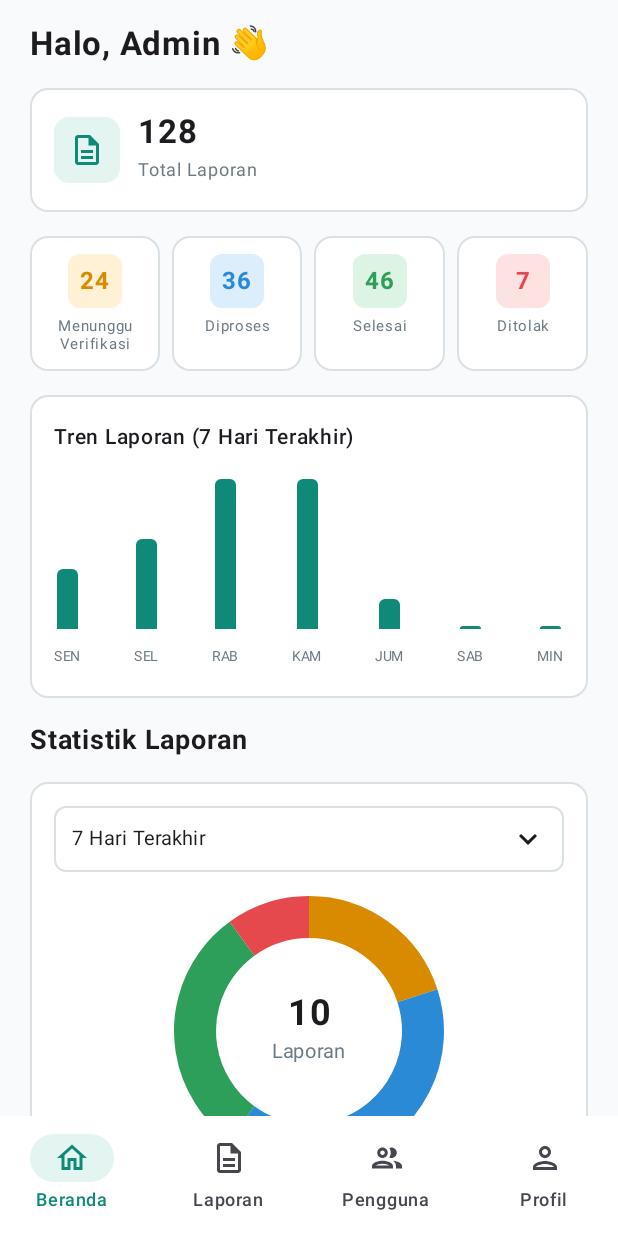
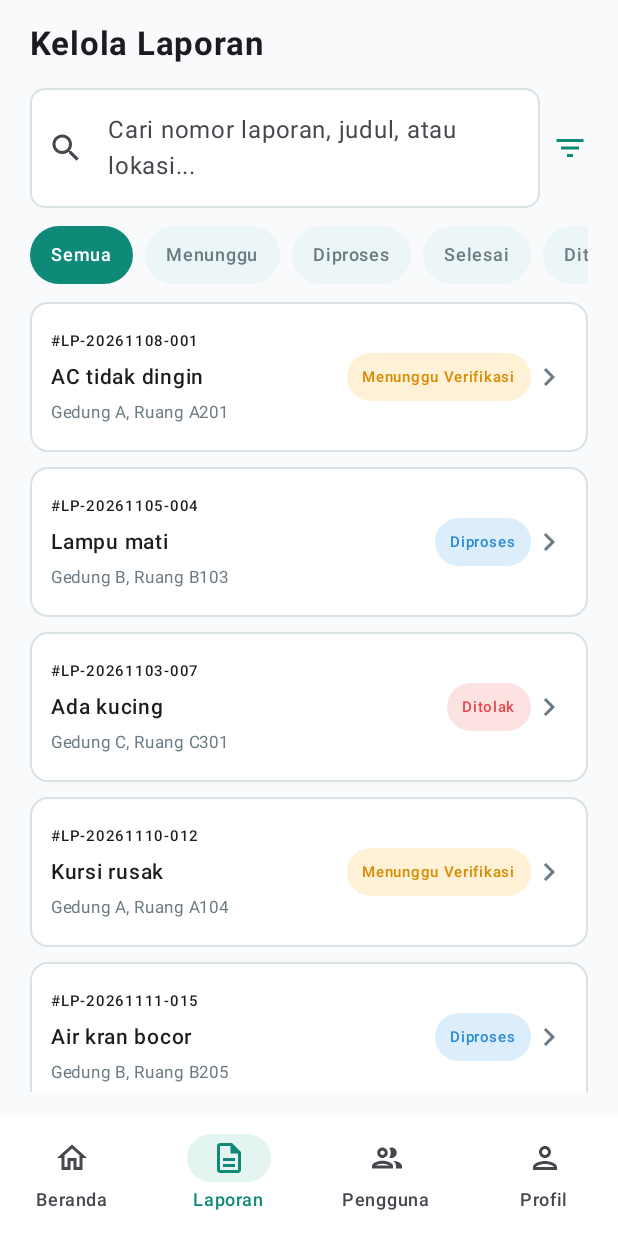
Before and after one commit to AgnesSihombing/TUBES-PEMOGRAMAN-MOBILE, an Android app built with Jetpack Compose: the screen it shows after launch (MainActivity), on a phone screen of 412 x 824 dp. Run offline under Robolectric (Android 15) with nearby library versions, the phone set to English and light mode, and no system bars.

Commit message:
feat(admin): tambah layar daftar laporan

```diff
--- a/app/src/main/java/com/sigap/mobile/MainActivity.kt
+++ b/app/src/main/java/com/sigap/mobile/MainActivity.kt
@@ -7,7 +7,6 @@ import androidx.activity.enableEdgeToEdge
 import com.sigap.mobile.ui.admin.dashboard.DashboardScreen
 import com.sigap.mobile.ui.admin.laporan.LaporanListScreen
 import com.sigap.mobile.ui.admin.login.AdminLoginScreen
-import com.sigap.mobile.ui.admin.dashboard.DashboardScreen
 import com.sigap.mobile.ui.theme.SIGAPTheme
 
 class MainActivity : ComponentActivity() {
@@ -17,7 +16,7 @@ class MainActivity : ComponentActivity() {
         // setContent = titik awal UI Compose
         setContent {
             SIGAPTheme {
-                DashboardScreen()
+                LaporanListScreen()
             }
         }
     }
--- /dev/null
+++ b/app/src/main/java/com/sigap/mobile/data/model/Laporan.kt
@@ -0,0 +1,17 @@
+package com.sigap.mobile.data.model
+
+// Status laporan. Nama dan labelnya harus disepakati dengan tim (FE mahasiswa & BE).
+enum class LaporanStatus(val label: String) {
+    MenungguVerifikasi("Menunggu Verifikasi"),
+    Diproses("Diproses"),
+    Selesai("Selesai"),
+    Ditolak("Ditolak")
+}
+
+// Satu data laporan. Nanti diisi dari Firebase.
+data class Laporan(
+    val id: String,
+    val judul: String,
+    val lokasi: String,
+    val status: LaporanStatus
+)
--- /dev/null
+++ b/app/src/main/java/com/sigap/mobile/ui/admin/laporan/LaporanListScreen.kt
@@ -0,0 +1,186 @@
+package com.sigap.mobile.ui.admin.laporan
+
+import androidx.compose.foundation.background
+import androidx.compose.foundation.border
+import androidx.compose.foundation.clickable
+import androidx.compose.foundation.horizontalScroll
+import androidx.compose.foundation.layout.Arrangement
+import androidx.compose.foundation.layout.Column
+import androidx.compose.foundation.layout.Row
+import androidx.compose.foundation.layout.Spacer
+import androidx.compose.foundation.layout.fillMaxSize
+import androidx.compose.foundation.layout.fillMaxWidth
+import androidx.compose.foundation.layout.padding
+import androidx.compose.foundation.layout.width
+import androidx.compose.foundation.lazy.LazyColumn
+import androidx.compose.foundation.lazy.items
+import androidx.compose.foundation.rememberScrollState
+import androidx.compose.foundation.shape.RoundedCornerShape
+import androidx.compose.material.icons.Icons
+import androidx.compose.material.icons.outlined.ChevronRight
+import androidx.compose.material.icons.outlined.FilterList
+import androidx.compose.material.icons.outlined.Search
+import androidx.compose.material3.Icon
+import androidx.compose.material3.MaterialTheme
+import androidx.compose.material3.Scaffold
+import androidx.compose.material3.Text
+import androidx.compose.runtime.Composable
+import androidx.compose.runtime.getValue
+import androidx.compose.runtime.mutableStateOf
+import androidx.compose.runtime.remember
+import androidx.compose.runtime.setValue
+import androidx.compose.ui.Alignment
+import androidx.compose.ui.Modifier
+import androidx.compose.ui.graphics.Color
+import androidx.compose.ui.text.font.FontWeight
+import androidx.compose.ui.tooling.preview.Preview
+import androidx.compose.ui.unit.dp
+import androidx.compose.ui.unit.sp
+import com.sigap.mobile.data.model.Laporan
+import com.sigap.mobile.data.model.LaporanStatus
+import com.sigap.mobile.ui.components.AdminBottomBar
+import com.sigap.mobile.ui.components.AdminTab
+import com.sigap.mobile.ui.components.SigapTextField
+import com.sigap.mobile.ui.components.StatusChip
+import com.sigap.mobile.ui.theme.SIGAPTheme
+import com.sigap.mobile.ui.theme.SigapTextSecondary
+
+// Data dummy. Nanti diganti data dari Firebase.
+private val dummyLaporan = listOf(
+    Laporan("#LP-20261108-001", "AC tidak dingin", "Gedung A, Ruang A201", LaporanStatus.MenungguVerifikasi),
+    Laporan("#LP-20261105-004", "Lampu mati", "Gedung B, Ruang B103", LaporanStatus.Diproses),
+    Laporan("#LP-20261103-007", "Ada kucing", "Gedung C, Ruang C301", LaporanStatus.Ditolak),
+    Laporan("#LP-20261110-012", "Kursi rusak", "Gedung A, Ruang A104", LaporanStatus.MenungguVerifikasi),
+    Laporan("#LP-20261111-015", "Air kran bocor", "Gedung B, Ruang B205", LaporanStatus.Diproses),
+    Laporan("#LP-20261112-018", "Lift tidak berfungsi", "Gedung C, Lantai 2", LaporanStatus.Ditolak),
+    Laporan("#LP-20261113-021", "Wi-Fi tidak stabil", "Perpustakaan, Lantai 1", LaporanStatus.MenungguVerifikasi),
+    Laporan("#LP-20261114-024", "Proyektor mati", "Gedung A, Ruang A302", LaporanStatus.Diproses)
+)
+
+@Composable
+fun LaporanListScreen(
+    onTabSelected: (AdminTab) -> Unit = {},
+    onLaporanClick: (Laporan) -> Unit = {}
+) {
+    // State: teks pencarian dan filter yang dipilih (null = Semua)
+    var query by remember { mutableStateOf("") }
+    var selectedStatus by remember { mutableStateOf<LaporanStatus?>(null) }
+
+    // Daftar yang ditampilkan = data yang lolos filter status DAN cocok dengan pencarian
+    val filtered = dummyLaporan.filter { laporan ->
+        val cocokStatus = selectedStatus == null || laporan.status == selectedStatus
+        val cocokCari = query.isBlank() ||
+                laporan.id.contains(query, ignoreCase = true) ||
+                laporan.judul.contains(query, ignoreCase = true) ||
+                laporan.lokasi.contains(query, ignoreCase = true)
+        cocokStatus && cocokCari
+    }
+
+    Scaffold(
+        containerColor = MaterialTheme.colorScheme.background,
+        bottomBar = { AdminBottomBar(selected = AdminTab.Laporan, onSelect = onTabSelected) }
+    ) { innerPadding ->
+        Column(
+            modifier = Modifier
+                .padding(innerPadding)
+                .fillMaxSize()
+                .padding(horizontal = 20.dp, vertical = 16.dp)
+        ) {
+            Text("Kelola Laporan", fontSize = 22.sp, fontWeight = FontWeight.Bold)
+            Spacer(Modifier.padding(top = 16.dp))
+
+            // Kolom cari + ikon filter
+            Row(verticalAlignment = Alignment.CenterVertically) {
+                SigapTextField(
+                    value = query,
+                    onValueChange = { query = it },
+                    placeholder = "Cari nomor laporan, judul, atau lokasi...",
+                    leadingIcon = Icons.Outlined.Search,
+                    modifier = Modifier.weight(1f)
+                )
+                Spacer(Modifier.width(8.dp))
+                Icon(Icons.Outlined.FilterList, "Filter", tint = MaterialTheme.colorScheme.primary)
+            }
+
+            Spacer(Modifier.padding(top = 12.dp))
+
+            // Chip filter, bisa digeser ke samping
+            Row(
+                modifier = Modifier.horizontalScroll(rememberScrollState()),
+                horizontalArrangement = Arrangement.spacedBy(8.dp)
+            ) {
+                FilterChipItem("Semua", selectedStatus == null) { selectedStatus = null }
+                FilterChipItem("Menunggu", selectedStatus == LaporanStatus.MenungguVerifikasi) {
+                    selectedStatus = LaporanStatus.MenungguVerifikasi
+                }
+                FilterChipItem("Diproses", selectedStatus == LaporanStatus.Diproses) {
+                    selectedStatus = LaporanStatus.Diproses
+                }
+                FilterChipItem("Selesai", selectedStatus == LaporanStatus.Selesai) {
+                    selectedStatus = LaporanStatus.Selesai
+                }
+                FilterChipItem("Ditolak", selectedStatus == LaporanStatus.Ditolak) {
+                    selectedStatus = LaporanStatus.Ditolak
+                }
+            }
+
+            Spacer(Modifier.padding(top = 12.dp))
+
+            if (filtered.isEmpty()) {
+                Text("Tidak ada laporan ditemukan", color = SigapTextSecondary, fontSize = 13.sp)
+            } else {
+                // LazyColumn hanya menggambar item yang terlihat, hemat untuk daftar panjang
+                LazyColumn(verticalArrangement = Arrangement.spacedBy(10.dp)) {
+                    items(filtered, key = { it.id }) { laporan ->
+                        LaporanItem(laporan, onClick = { onLaporanClick(laporan) })
+                    }
+                }
+            }
+        }
+    }
+}
+
+@Composable
+private fun FilterChipItem(label: String, selected: Boolean, onClick: () -> Unit) {
+    val primary = MaterialTheme.colorScheme.primary
+    Text(
+        text = label,
+        fontSize = 12.sp,
+        fontWeight = FontWeight.Medium,
+        color = if (selected) Color.White else SigapTextSecondary,
+        modifier = Modifier
+            .background(
+                if (selected) primary else MaterialTheme.colorScheme.primaryContainer.copy(alpha = 0.5f),
+                RoundedCornerShape(50)
+            )
+            .clickable(onClick = onClick)
+            .padding(horizontal = 14.dp, vertical = 7.dp)
+    )
+}
+
+@Composable
+private fun LaporanItem(laporan: Laporan, onClick: () -> Unit) {
+    Row(
+        modifier = Modifier
+            .fillMaxWidth()
+            .background(Color.White, RoundedCornerShape(12.dp))
+            .border(1.dp, MaterialTheme.colorScheme.outline, RoundedCornerShape(12.dp))
+            .clickable(onClick = onClick)
+            .padding(14.dp),
+        verticalAlignment = Alignment.CenterVertically
+    ) {
+        Column(modifier = Modifier.weight(1f)) {
+            Text(laporan.id, fontSize = 10.sp, fontWeight = FontWeight.SemiBold)
+            Text(laporan.judul, fontSize = 14.sp, fontWeight = FontWeight.SemiBold)
+            Text(laporan.lokasi, fontSize = 11.sp, color = SigapTextSecondary)
+        }
+        StatusChip(laporan.status)
+        Icon(Icons.Outlined.ChevronRight, null, tint = SigapTextSecondary)
+    }
+}
+
+@Preview(showBackground = true, widthDp = 360, heightDp = 780)
+@Composable
+private fun LaporanListPreview() {
+    SIGAPTheme { LaporanListScreen() }
+}
--- /dev/null
+++ b/app/src/main/java/com/sigap/mobile/ui/components/StatusChip.kt
@@ -0,0 +1,33 @@
+package com.sigap.mobile.ui.components
+
+import androidx.compose.foundation.background
+import androidx.compose.foundation.layout.padding
+import androidx.compose.foundation.shape.RoundedCornerShape
+import androidx.compose.material3.Text
+import androidx.compose.runtime.Composable
+import androidx.compose.ui.Modifier
+import androidx.compose.ui.text.font.FontWeight
+import androidx.compose.ui.unit.dp
+import androidx.compose.ui.unit.sp
+import com.sigap.mobile.data.model.LaporanStatus
+import com.sigap.mobile.ui.theme.*
+
+// Chip berwarna sesuai status. Warna diambil dari Color.kt.
+@Composable
+fun StatusChip(status: LaporanStatus, modifier: Modifier = Modifier) {
+    val (bg, fg) = when (status) {
+        LaporanStatus.MenungguVerifikasi -> StatusMenungguBg to StatusMenungguFg
+        LaporanStatus.Diproses -> StatusDiprosesBg to StatusDiprosesFg
+        LaporanStatus.Selesai -> StatusSelesaiBg to StatusSelesaiFg
+        LaporanStatus.Ditolak -> StatusDitolakBg to StatusDitolakFg
+    }
+    Text(
+        text = status.label,
+        color = fg,
+        fontSize = 10.sp,
+        fontWeight = FontWeight.Medium,
+        modifier = modifier
+            .background(bg, RoundedCornerShape(50))
+            .padding(horizontal = 10.dp, vertical = 4.dp)
+    )
+}
```
